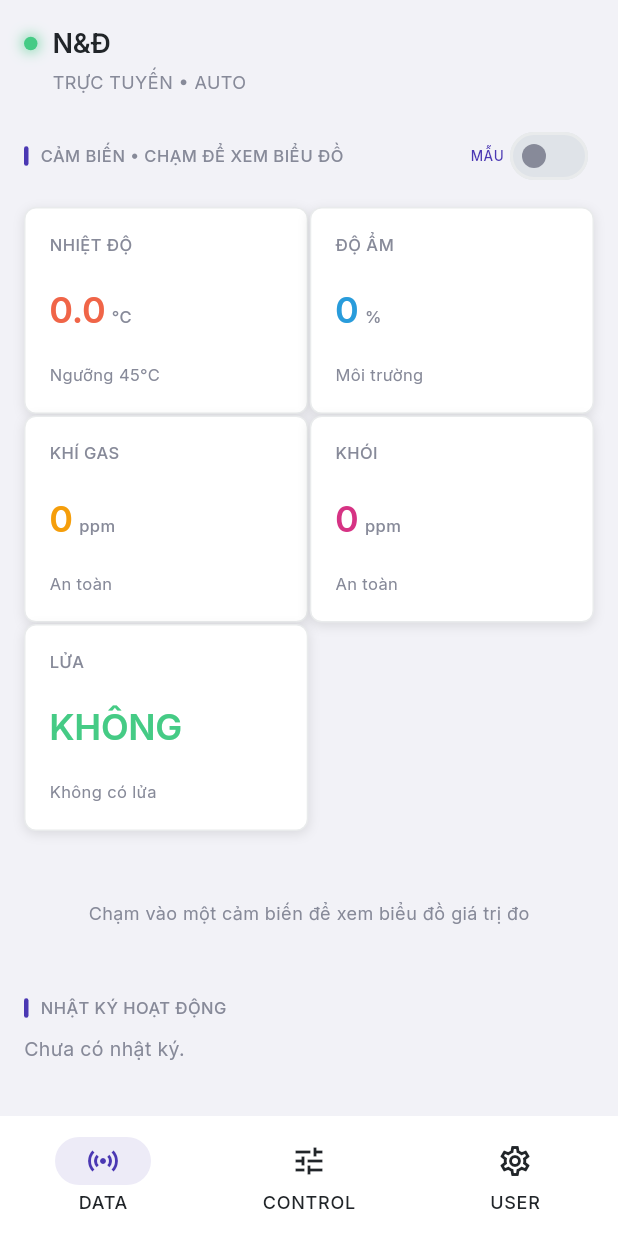
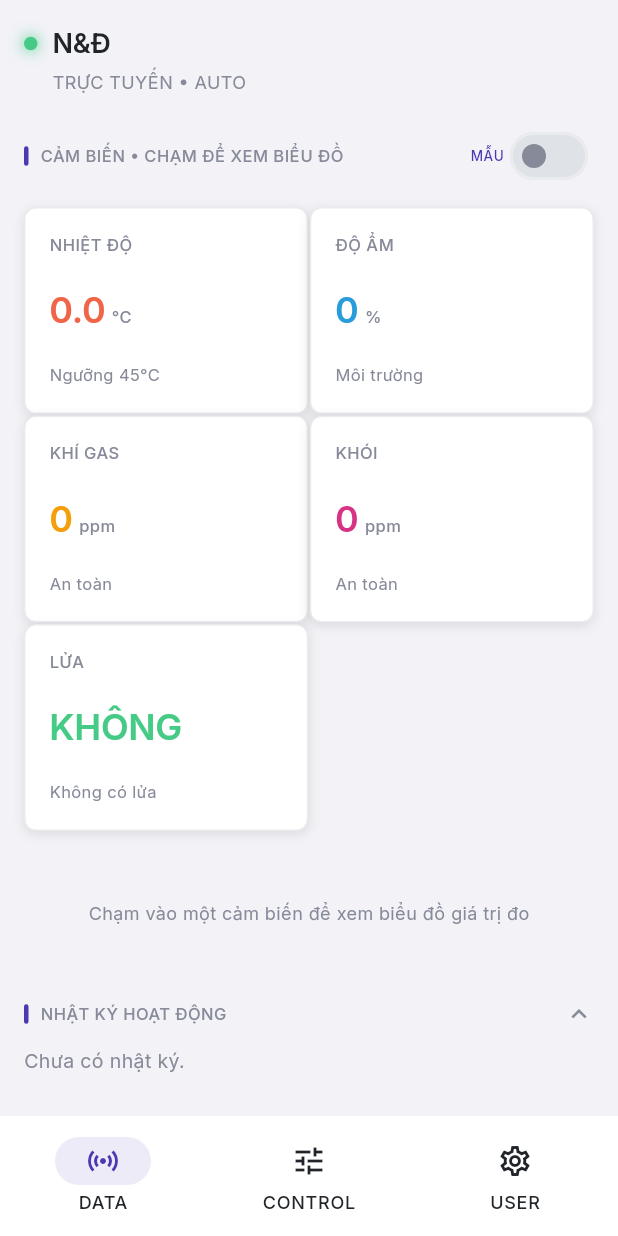
Before and after one commit to 52Ducst25/smart-kitchen-app, a Flutter app: the screen it shows after launch, on a phone screen of 412 x 824 dp. Run offline on Flutter 3.47's test engine with Material 3 defaults, Android fonts, the phone set to English and light mode, and no system bars; our stand-ins replace dio, firebase_core, firebase_database, fl_chart, google_fonts, open_filex and 3 more; accounts and stored records are empty; network calls fail.

Commit message:
feat: nhật ký ẩn/hiện + fix ghi nhật ký khi điều khiển thủ công; release 1.0.6

```diff
--- a/lib/screens/data/data_screen.dart
+++ b/lib/screens/data/data_screen.dart
@@ -23,6 +23,7 @@ class DataScreen extends StatefulWidget {
 
 class _DataScreenState extends State<DataScreen> {
   SensorMetric? _selected; // null = chưa chọn → chưa hiện biểu đồ
+  bool _logsShown = true; // toggle ẩn/hiện nhật ký hoạt động
 
   @override
   Widget build(BuildContext context) {
@@ -98,9 +99,26 @@ class _DataScreenState extends State<DataScreen> {
           ),
           const SizedBox(height: 20),
         ],
-        const SectionLabel('Nhật ký hoạt động'),
-        const SizedBox(height: 10),
-        LogList(logs: s.logs),
+        InkWell(
+          onTap: () => setState(() => _logsShown = !_logsShown),
+          child: Padding(
+            padding: const EdgeInsets.symmetric(vertical: 2),
+            child: Row(
+              children: [
+                const Expanded(child: SectionLabel('Nhật ký hoạt động')),
+                Icon(
+                  _logsShown ? Icons.expand_less : Icons.expand_more,
+                  size: 20,
+                  color: context.nc.whiteDim,
+                ),
+              ],
+            ),
+          ),
+        ),
+        if (_logsShown) ...[
+          const SizedBox(height: 10),
+          LogList(logs: s.logs),
+        ],
       ],
     );
   }
--- a/pubspec.yaml
+++ b/pubspec.yaml
@@ -16,7 +16,7 @@ publish_to: 'none' # Remove this line if you wish to publish to pub.dev
 # https://developer.apple.com/library/archive/documentation/General/Reference/InfoPlistKeyReference/Articles/CoreFoundationKeys.html
 # In Windows, build-name is used as the major, minor, and patch parts
 # of the product and file versions while build-number is used as the build suffix.
-version: 1.0.5+6
+version: 1.0.6+7
 
 environment:
   sdk: ^3.12.2
```
Also changed, not shown: lib/state/app_state.dart (+39 -3 lines), update.json (+4 -4 lines).
